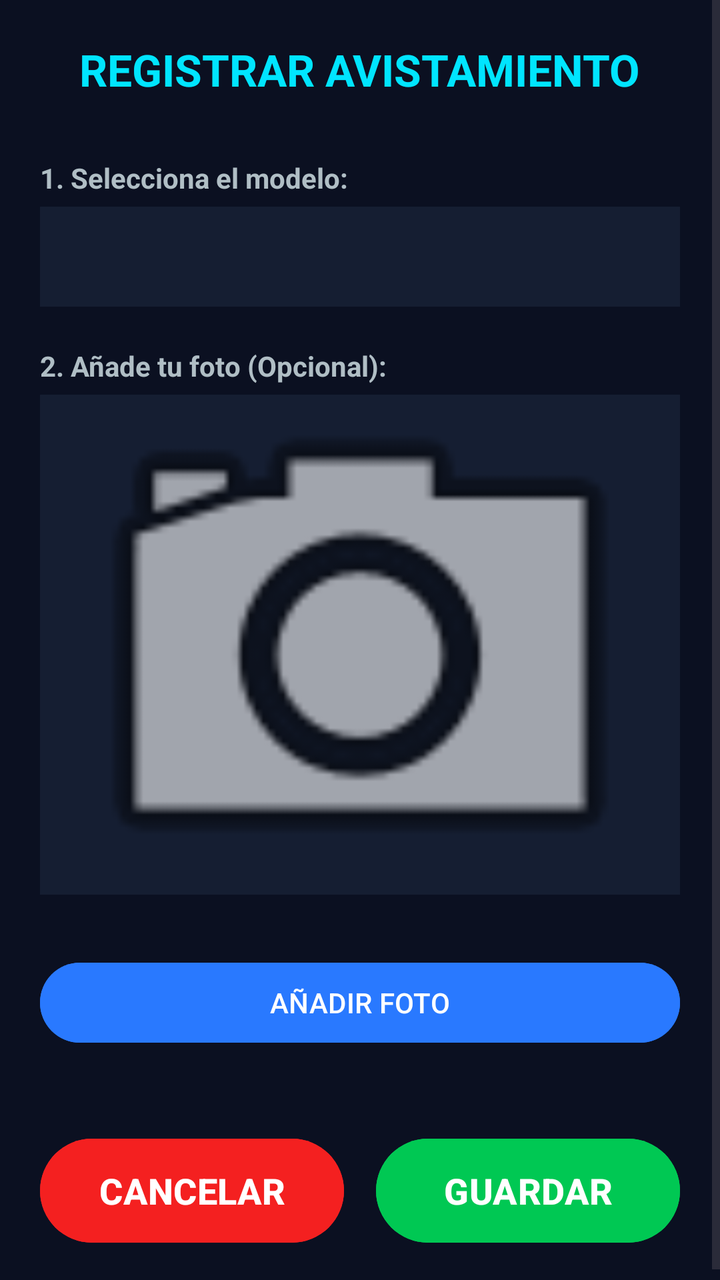
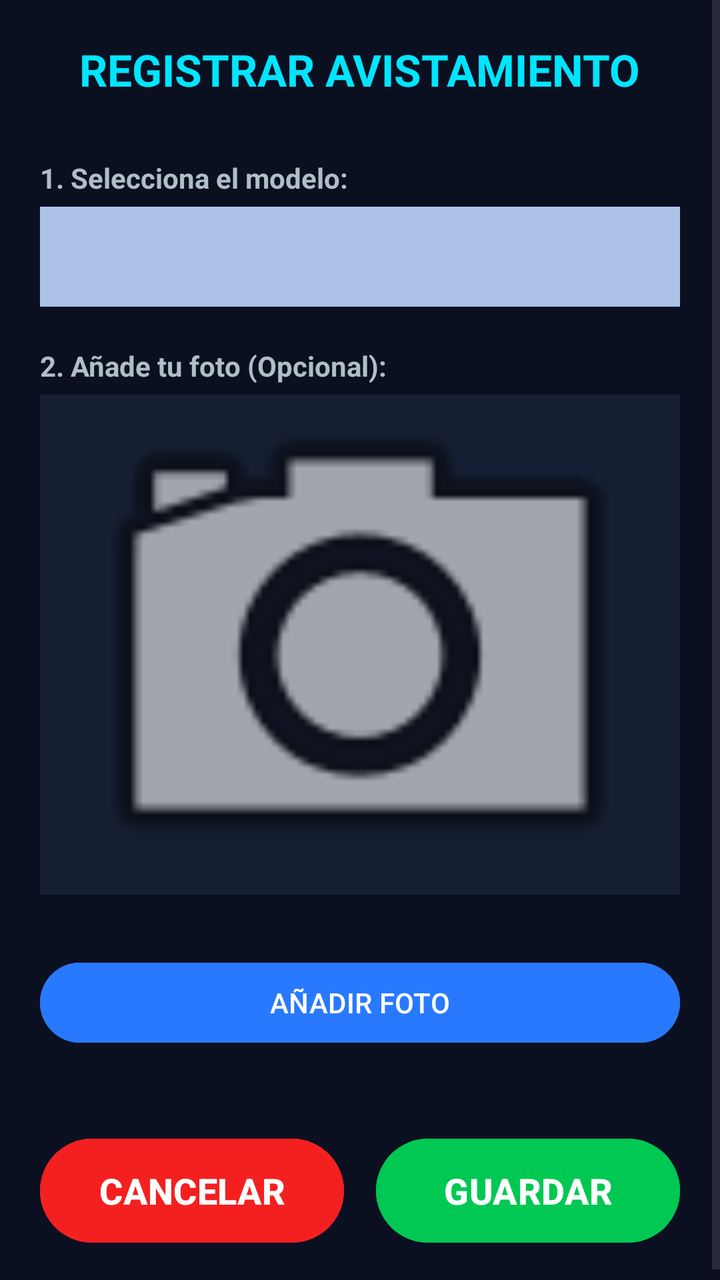

The first picture is an Android layout as it rendered before a commit; the second is the same layout after the commit. The layout source and the unified diff follow.
<!-- AndroidManifest.xml: application theme Theme.SkyCollectorApp -->
<!-- res/layout/activity_add_avion.xml -->
<?xml version="1.0" encoding="utf-8"?>
<ScrollView xmlns:android="http://schemas.android.com/apk/res/android"
    android:layout_width="match_parent"
    android:layout_height="match_parent"
    android:background="#0B1021"
    android:fillViewport="true">

    
    <LinearLayout
        android:layout_width="match_parent"
        android:layout_height="wrap_content"
        android:orientation="vertical"
        android:padding="20dp"
        android:gravity="center_horizontal">

        
        <TextView
            android:layout_width="wrap_content"
            android:layout_height="wrap_content"
            android:text="@string/registrar_avistamiento"
            android:textColor="#00E5FF"
            android:textSize="22sp"
            android:textStyle="bold"
            android:layout_marginBottom="30dp"/>

        
        <TextView
            android:layout_width="match_parent"
            android:layout_height="wrap_content"
            android:text="@string/_1_selecciona_el_modelo"
            android:textStyle="bold"
            android:textColor="#B0BEC5"
            android:layout_marginBottom="5dp"/>

        
        <Spinner
            android:id="@+id/spinnerAviones"
            android:layout_width="match_parent"
            android:layout_height="50dp"
            android:background="#151E32"
            android:layout_marginBottom="20dp"/>

        
        <TextView
            android:layout_width="match_parent"
            android:layout_height="wrap_content"
            android:text="@string/_2_a_ade_tu_foto_opcional"
            android:textStyle="bold"
            android:textColor="#B0BEC5"
            android:layout_marginBottom="5dp"/>

        
        <ImageView
            android:id="@+id/imgPreviewAvion"
            android:layout_width="match_parent"
            android:layout_height="250dp"
            android:background="#151E32"
            android:scaleType="centerCrop"
            android:src="@android:drawable/ic_menu_camera"
            android:layout_marginBottom="10dp"/>

        
        <Button
            android:id="@+id/btnSubirFoto"
            android:layout_width="match_parent"
            android:layout_height="wrap_content"
            android:text="@string/a_adir_foto"
            android:backgroundTint="#2979FF"
            android:textColor="#FFFFFF"
            android:layout_marginBottom="40dp"
            android:layout_marginTop="20dp"/>

        
        <LinearLayout
            android:layout_width="match_parent"
            android:layout_height="wrap_content"
            android:orientation="horizontal"
            android:gravity="center">

            
            <Button
                android:id="@+id/btnCancelar"
                android:layout_width="0dp"
                android:layout_height="60dp"
                android:layout_weight="1"
                android:backgroundTint="#F42020"
                android:text="@string/cancelar"
                android:textColor="#FFFFFF"
                android:textSize="18sp"
                android:textStyle="bold" />

            
            <Space
                android:layout_width="16dp"
                android:layout_height="1dp" />

            
            <Button
                android:id="@+id/btnGuardar"
                android:layout_width="0dp"
                android:layout_height="60dp"
                android:layout_weight="1"
                android:backgroundTint="#00C853"
                android:text="@string/guardar"
                android:textColor="#FFFFFF"
                android:textSize="18sp"
                android:textStyle="bold" />
        </LinearLayout>

    </LinearLayout>
</ScrollView>
<!-- resources referenced by this layout -->
<resources>
  <string name="_1_selecciona_el_modelo">1. Selecciona el modelo:</string>
  <string name="_2_a_ade_tu_foto_opcional">2. Añade tu foto (Opcional):</string>
  <string name="a_adir_foto">AÑADIR FOTO</string>
  <string name="cancelar">CANCELAR</string>
  <string name="guardar">GUARDAR</string>
  <string name="registrar_avistamiento">REGISTRAR AVISTAMIENTO</string>
  <style name="Theme.SkyCollectorApp" parent="Base.Theme.SkyCollectorApp" />
  <style name="Base.Theme.SkyCollectorApp" parent="Theme.Material3.DayNight.NoActionBar">
          
          
      </style>
</resources>

<!-- the commit's change to res/layout/activity_add_avion.xml (unified diff, before → after) -->
@@ -37,8 +37,8 @@
             android:id="@+id/spinnerAviones"
             android:layout_width="match_parent"
             android:layout_height="50dp"
-            android:background="#151E32"
-            android:layout_marginBottom="20dp"/>
+            android:background="#ACC2E9"
+            android:layout_marginBottom="20dp" />
 
         
         <TextView
